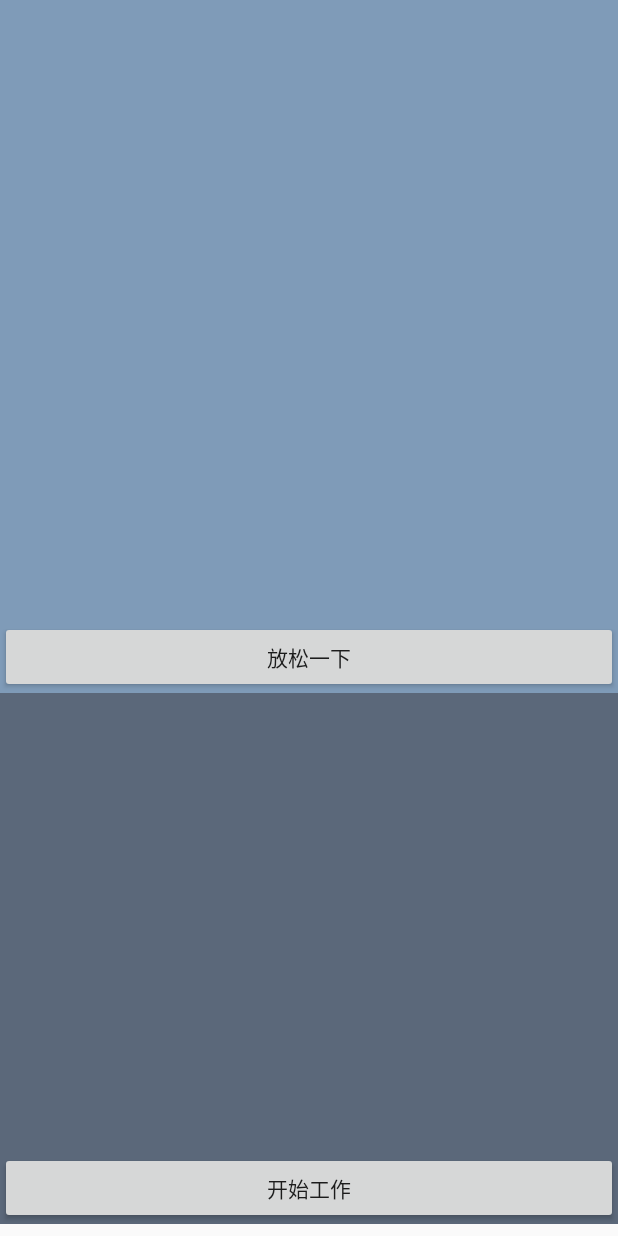
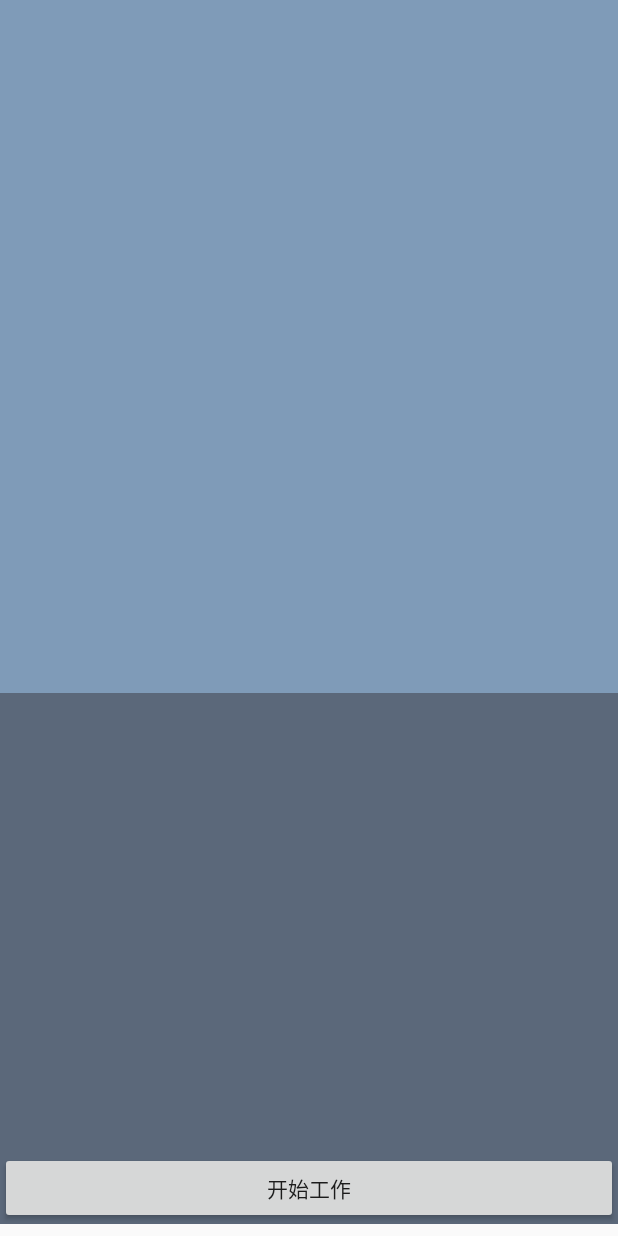
Before and after one commit to dingzhenkai/proj, an Android app: the screen it shows after launch (MainActivity), on a phone screen of 412 x 824 dp. Run offline under Robolectric (Android 15) with nearby library versions, the phone set to English and light mode, and no system bars.

Commit message:
开始徐诶

```diff
--- a/PositiveTime/app/src/main/java/com/sjtu/se2017/positivetime/view/activity/MainActivity.java
+++ b/PositiveTime/app/src/main/java/com/sjtu/se2017/positivetime/view/activity/MainActivity.java
@@ -49,7 +49,7 @@ public class MainActivity extends FragmentActivity {
     private FragmentManager fm;
     private TextView PView,NView;
     private RelativeLayout Playout,Nlayout;
-    private Button PButton,NButton;
+    private Button PButton;
     private long ptime,ntime;
     private AppInfoDao appInfoDao = new AppInfoDao(this);
     private static MainActivity instance;
@@ -138,7 +138,7 @@ public class MainActivity extends FragmentActivity {
         PView = (TextView)findViewById(R.id.PView);
         NView = (TextView)findViewById(R.id.NView);
         PButton = (Button)findViewById(R.id.PButton);
-        NButton = (Button)findViewById(R.id.NButton);
+        //NButton = (Button)findViewById(R.id.NButton);
         Playout = (RelativeLayout)findViewById(R.id.Playout);
         Nlayout = (RelativeLayout)findViewById(R.id.Nlayout);
         drawerLayout = (DrawerLayout) findViewById(R.id.drawerlayout);
--- a/PositiveTime/app/src/main/res/layout/activity_main.xml
+++ b/PositiveTime/app/src/main/res/layout/activity_main.xml
@@ -35,12 +35,6 @@
                     android:layout_centerVertical="true"
                     android:layout_centerHorizontal="true"/>
 
-                <Button
-                    android:id="@+id/NButton"
-                    android:layout_width="match_parent"
-                    android:layout_height="wrap_content"
-                    android:layout_alignParentBottom="true"
-                    android:text="放松一下"/>
 
             </RelativeLayout>
 
--- a/PositiveTime/app/src/main/res/layout/activity_tomatos.xml
+++ b/PositiveTime/app/src/main/res/layout/activity_tomatos.xml
@@ -49,7 +49,6 @@
 
 
     <Button
-        android:text="Start"
         android:layout_width="wrap_content"
         android:layout_height="wrap_content"
         android:id="@+id/button"
```
Also changed, not shown: PositiveTime/app/src/main/java/com/sjtu/se2017/positivetime/view/activity/TomatosActivity.java (+10 -1 lines).
